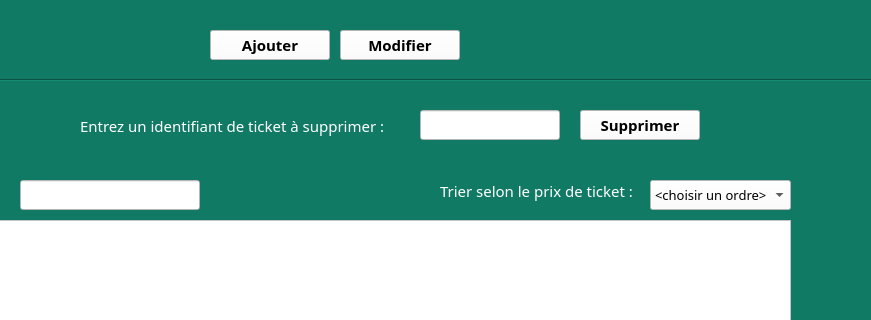
Before: the Qt Designer form gestionVisites/mainwindow.ui in SarraGha/Smart_Park_2A19, drawn with Qt 5; both pictures show x 274 to 1145 and y 361 to 681 of the 1300 by 900 pixel window.
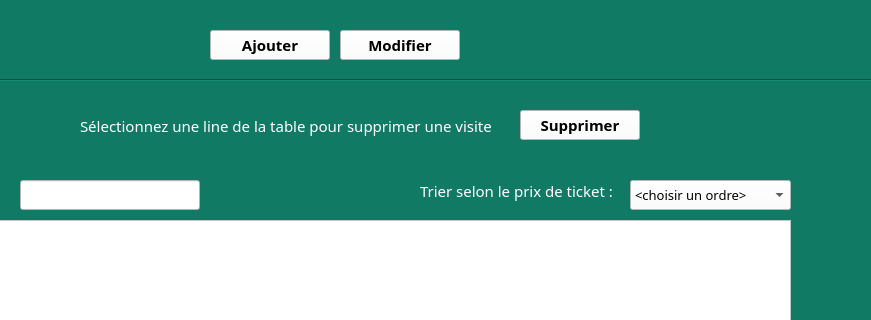
After: the same form once the commit is applied. Icons and pictures are not drawn.

Patch:
```diff
--- a/gestionVisites/mainwindow.ui
+++ b/gestionVisites/mainwindow.ui
@@ -641,9 +641,9 @@
        <widget class="QComboBox" name="comboBox_trier">
         <property name="geometry">
          <rect>
-          <x>920</x>
+          <x>900</x>
           <y>480</y>
-          <width>141</width>
+          <width>161</width>
           <height>30</height>
          </rect>
         </property>
@@ -735,7 +735,7 @@
          <rect>
           <x>350</x>
           <y>410</y>
-          <width>321</width>
+          <width>431</width>
           <height>31</height>
          </rect>
         </property>
@@ -749,35 +749,13 @@
          <string notr="true">color: rgb(255, 255, 255);</string>
         </property>
         <property name="text">
-         <string>Entrez un identifiant de ticket à supprimer :</string>
-        </property>
-       </widget>
-       <widget class="QLineEdit" name="lineEdit_supprimer">
-        <property name="geometry">
-         <rect>
-          <x>690</x>
-          <y>410</y>
-          <width>140</width>
-          <height>30</height>
-         </rect>
-        </property>
-        <property name="font">
-         <font>
-          <family>Calibri Light</family>
-          <pointsize>11</pointsize>
-         </font>
-        </property>
-        <property name="styleSheet">
-         <string notr="true">background-color: rgb(255, 255, 255);</string>
-        </property>
-        <property name="inputMethodHints">
-         <set>Qt::ImhNone</set>
+         <string>Sélectionnez une line de la table pour supprimer une visite</string>
         </property>
        </widget>
        <widget class="QPushButton" name="pushButton_Supprimer">
         <property name="geometry">
          <rect>
-          <x>850</x>
+          <x>790</x>
           <y>410</y>
           <width>120</width>
           <height>30</height>
@@ -835,7 +813,7 @@
        <widget class="QLabel" name="textePrixTicket_2">
         <property name="geometry">
          <rect>
-          <x>710</x>
+          <x>690</x>
           <y>480</y>
           <width>201</width>
           <height>21</height>
```
Left out of the diff: 9 changed lines with no effect on the pictures.
